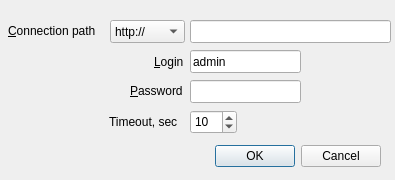
Old version of the form ui/d_connect.ui in the repository eva-ics/ecmui.
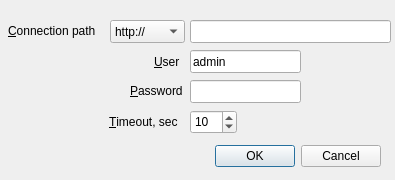
New version of the form. Icons and pictures are not drawn.

Commit message: connection dialog fixes

```diff
--- a/ui/d_connect.ui
+++ b/ui/d_connect.ui
@@ -135,7 +135,7 @@
     </rect>
    </property>
    <property name="text">
-    <string>&amp;Login</string>
+    <string>&amp;User</string>
    </property>
    <property name="buddy">
     <cstring>login</cstring>
@@ -167,7 +167,7 @@
     </rect>
    </property>
    <property name="text">
-    <string>Timeout, sec</string>
+    <string>&amp;Timeout, sec</string>
    </property>
    <property name="buddy">
     <cstring>password</cstring>
```
Left out of the diff: 2 changed lines with no effect on the pictures.
